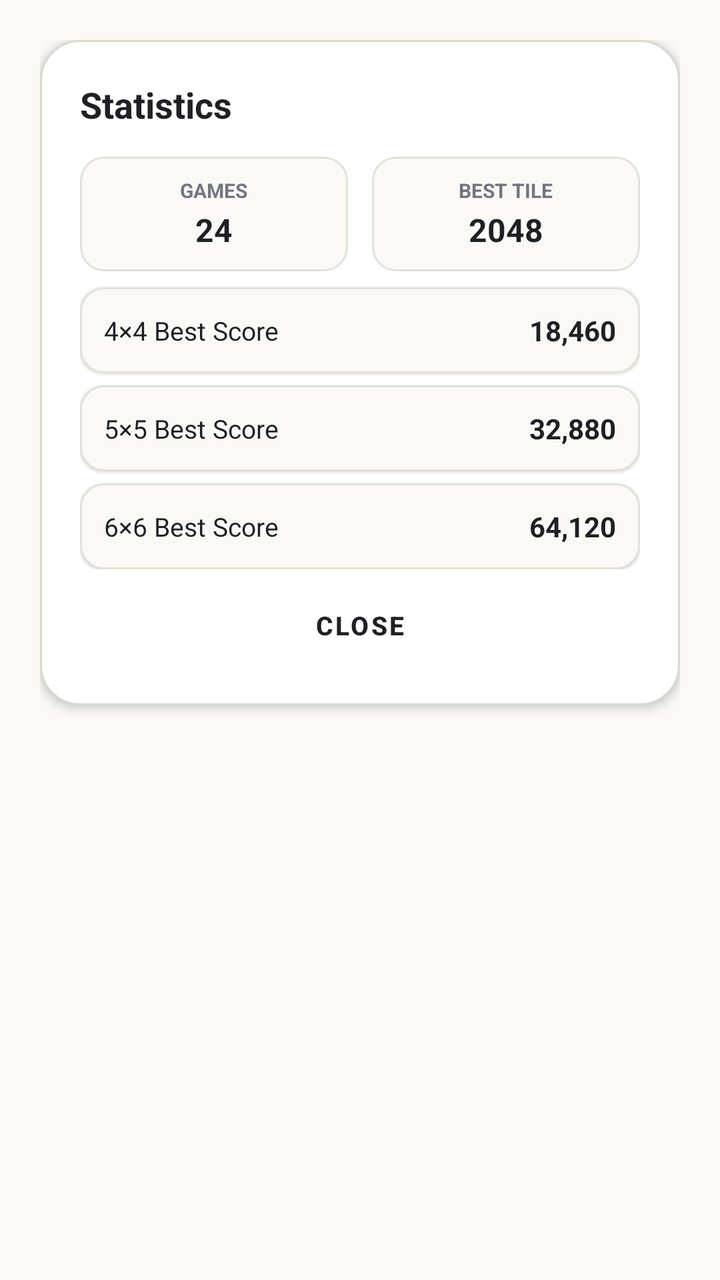
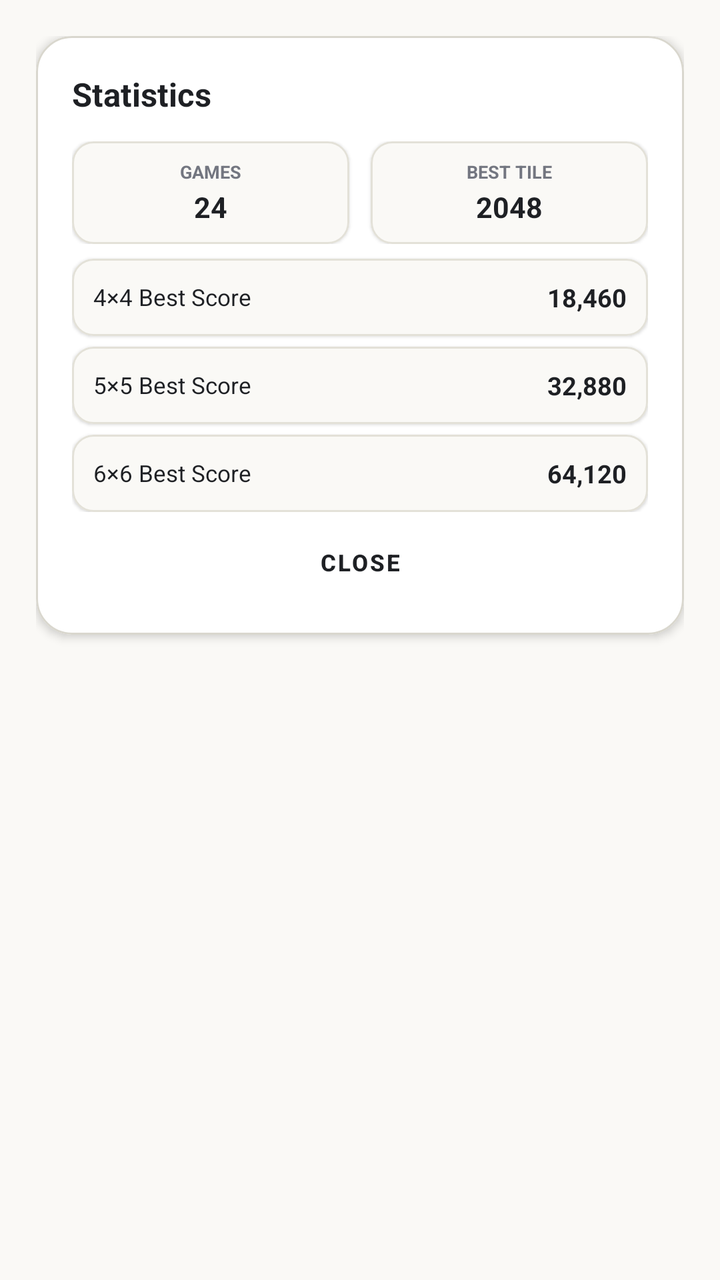

Two renders of the same Android screen: before a commit and after it. Below are the layout's source before the change and the commit's diff.
<!-- AndroidManifest.xml: application theme Theme.NumberBlocks -->
<!-- res/layout/dialog_career_stats.xml -->
<?xml version="1.0" encoding="utf-8"?>
<LinearLayout xmlns:android="http://schemas.android.com/apk/res/android"
    xmlns:app="http://schemas.android.com/apk/res-auto"
    android:layout_width="match_parent"
    android:layout_height="wrap_content"
    android:background="@android:color/transparent"
    android:orientation="vertical"
    android:padding="20dp">

    <com.google.android.material.card.MaterialCardView
        android:layout_width="match_parent"
        android:layout_height="wrap_content"
        app:cardBackgroundColor="#FFFFFF"
        app:cardCornerRadius="20dp"
        app:cardElevation="3dp"
        app:strokeColor="#D9D7CE"
        app:strokeWidth="1dp">

        <LinearLayout
            android:layout_width="match_parent"
            android:layout_height="wrap_content"
            android:orientation="vertical"
            android:padding="20dp">

            <TextView
                android:layout_width="wrap_content"
                android:layout_height="wrap_content"
                android:text="Statistics"
                android:textColor="#1E2024"
                android:textSize="18sp"
                android:textStyle="bold" />

            
            <LinearLayout
                android:layout_width="match_parent"
                android:layout_height="wrap_content"
                android:layout_marginTop="14dp"
                android:orientation="vertical">

                
                <LinearLayout
                    android:layout_width="match_parent"
                    android:layout_height="wrap_content"
                    android:orientation="horizontal">

                    <com.google.android.material.card.MaterialCardView
                        android:layout_width="0dp"
                        android:layout_height="wrap_content"
                        android:layout_weight="1"
                        android:layout_marginEnd="6dp"
                        app:cardBackgroundColor="#FAF9F6"
                        app:cardCornerRadius="12dp"
                        app:strokeColor="#E3E1D8"
                        app:strokeWidth="1dp">

                        <LinearLayout
                            android:layout_width="match_parent"
                            android:layout_height="wrap_content"
                            android:gravity="center"
                            android:orientation="vertical"
                            android:padding="10dp">

                            <TextView
                                android:layout_width="wrap_content"
                                android:layout_height="wrap_content"
                                android:text="GAMES"
                                android:textColor="#737680"
                                android:textSize="10sp"
                                android:textStyle="bold" />

                            <TextView
                                android:id="@+id/tv_stats_games_played"
                                android:layout_width="wrap_content"
                                android:layout_height="wrap_content"
                                android:layout_marginTop="2dp"
                                android:text="24"
                                android:textColor="#1E2024"
                                android:textSize="16sp"
                                android:textStyle="bold" />
                        </LinearLayout>
                    </com.google.android.material.card.MaterialCardView>

                    <com.google.android.material.card.MaterialCardView
                        android:layout_width="0dp"
                        android:layout_height="wrap_content"
                        android:layout_weight="1"
                        android:layout_marginStart="6dp"
                        app:cardBackgroundColor="#FAF9F6"
                        app:cardCornerRadius="12dp"
                        app:strokeColor="#E3E1D8"
                        app:strokeWidth="1dp">

                        <LinearLayout
                            android:layout_width="match_parent"
                            android:layout_height="wrap_content"
                            android:gravity="center"
                            android:orientation="vertical"
                            android:padding="10dp">

                            <TextView
                                android:layout_width="wrap_content"
                                android:layout_height="wrap_content"
                                android:text="BEST TILE"
                                android:textColor="#737680"
                                android:textSize="10sp"
                                android:textStyle="bold" />

                            <TextView
                                android:id="@+id/tv_stats_highest_tile"
                                android:layout_width="wrap_content"
                                android:layout_height="wrap_content"
                                android:layout_marginTop="2dp"
                                android:text="2048"
                                android:textColor="#1E2024"
                                android:textSize="16sp"
                                android:textStyle="bold" />
                        </LinearLayout>
                    </com.google.android.material.card.MaterialCardView>
                </LinearLayout>

                
                <com.google.android.material.card.MaterialCardView
                    android:layout_width="match_parent"
                    android:layout_height="wrap_content"
                    android:layout_marginTop="8dp"
                    app:cardBackgroundColor="#FAF9F6"
                    app:cardCornerRadius="12dp"
                    app:strokeColor="#E3E1D8"
                    app:strokeWidth="1dp">

                    <LinearLayout
                        android:layout_width="match_parent"
                        android:layout_height="wrap_content"
                        android:gravity="center_vertical"
                        android:orientation="horizontal"
                        android:padding="12dp">

                        <TextView
                            android:layout_width="0dp"
                            android:layout_height="wrap_content"
                            android:layout_weight="1"
                            android:text="4×4 Best Score"
                            android:textColor="#1E2024"
                            android:textSize="13sp" />

                        <TextView
                            android:id="@+id/tv_stats_best_4"
                            android:layout_width="wrap_content"
                            android:layout_height="wrap_content"
                            android:text="18,460"
                            android:textColor="#1E2024"
                            android:textSize="14sp"
                            android:textStyle="bold" />
                    </LinearLayout>
                </com.google.android.material.card.MaterialCardView>

                
                <com.google.android.material.card.MaterialCardView
                    android:layout_width="match_parent"
                    android:layout_height="wrap_content"
                    android:layout_marginTop="6dp"
                    app:cardBackgroundColor="#FAF9F6"
                    app:cardCornerRadius="12dp"
                    app:strokeColor="#E3E1D8"
                    app:strokeWidth="1dp">

                    <LinearLayout
                        android:layout_width="match_parent"
                        android:layout_height="wrap_content"
                        android:gravity="center_vertical"
                        android:orientation="horizontal"
                        android:padding="12dp">

                        <TextView
                            android:layout_width="0dp"
                            android:layout_height="wrap_content"
                            android:layout_weight="1"
                            android:text="5×5 Best Score"
                            android:textColor="#1E2024"
                            android:textSize="13sp" />

                        <TextView
                            android:id="@+id/tv_stats_best_5"
                            android:layout_width="wrap_content"
                            android:layout_height="wrap_content"
                            android:text="32,880"
                            android:textColor="#1E2024"
                            android:textSize="14sp"
                            android:textStyle="bold" />
                    </LinearLayout>
                </com.google.android.material.card.MaterialCardView>

                
                <com.google.android.material.card.MaterialCardView
                    android:layout_width="match_parent"
                    android:layout_height="wrap_content"
                    android:layout_marginTop="6dp"
                    app:cardBackgroundColor="#FAF9F6"
                    app:cardCornerRadius="12dp"
                    app:strokeColor="#E3E1D8"
                    app:strokeWidth="1dp">

                    <LinearLayout
                        android:layout_width="match_parent"
                        android:layout_height="wrap_content"
                        android:gravity="center_vertical"
                        android:orientation="horizontal"
                        android:padding="12dp">

                        <TextView
                            android:layout_width="0dp"
                            android:layout_height="wrap_content"
                            android:layout_weight="1"
                            android:text="6×6 Best Score"
                            android:textColor="#1E2024"
                            android:textSize="13sp" />

                        <TextView
                            android:id="@+id/tv_stats_best_6"
                            android:layout_width="wrap_content"
                            android:layout_height="wrap_content"
                            android:text="64,120"
                            android:textColor="#1E2024"
                            android:textSize="14sp"
                            android:textStyle="bold" />
                    </LinearLayout>
                </com.google.android.material.card.MaterialCardView>

            </LinearLayout>

            <Button
                android:id="@+id/btn_close_stats"
                style="@style/Widget.MaterialComponents.Button.TextButton"
                android:layout_width="match_parent"
                android:layout_height="40dp"
                android:layout_marginTop="8dp"
                android:text="Close"
                android:textColor="#1E2024"
                android:textSize="13sp"
                android:textStyle="bold" />

        </LinearLayout>
    </com.google.android.material.card.MaterialCardView>
</LinearLayout>
<!-- resources referenced by this layout -->
<resources>
  <style name="Theme.NumberBlocks" parent="Theme.MaterialComponents.DayNight.NoActionBar">
          <item name="colorPrimary">@color/primary</item>
          <item name="colorPrimaryVariant">@color/primary_variant</item>
          <item name="colorSecondary">@color/secondary</item>
          <item name="android:statusBarColor">@color/background</item>
          <item name="android:navigationBarColor">@color/background</item>
          <item name="android:windowBackground">@color/background</item>
      </style>
  <color name="primary">#1E2024</color>
  <color name="primary_variant">#161719</color>
  <color name="secondary">#5A5D66</color>
  <color name="background">#FAF9F6</color>
</resources>

<!-- the commit's change to res/layout/dialog_career_stats.xml (unified diff, before → after) -->
@@ -5,36 +5,36 @@
     android:layout_height="wrap_content"
     android:background="@android:color/transparent"
     android:orientation="vertical"
-    android:padding="20dp">
+    android:padding="@dimen/dp_20">
 
     <com.google.android.material.card.MaterialCardView
         android:layout_width="match_parent"
         android:layout_height="wrap_content"
         app:cardBackgroundColor="#FFFFFF"
-        app:cardCornerRadius="20dp"
-        app:cardElevation="3dp"
+        app:cardCornerRadius="@dimen/dp_20"
+        app:cardElevation="@dimen/dp_3"
         app:strokeColor="#D9D7CE"
-        app:strokeWidth="1dp">
+        app:strokeWidth="@dimen/dp_1">
 
         <LinearLayout
             android:layout_width="match_parent"
             android:layout_height="wrap_content"
             android:orientation="vertical"
-            android:padding="20dp">
+            android:padding="@dimen/dp_20">
 
             <TextView
                 android:layout_width="wrap_content"
                 android:layout_height="wrap_content"
                 android:text="Statistics"
                 android:textColor="#1E2024"
-                android:textSize="18sp"
+                android:textSize="@dimen/sp_18"
                 android:textStyle="bold" />
 
             
             <LinearLayout
                 android:layout_width="match_parent"
                 android:layout_height="wrap_content"
-                android:layout_marginTop="14dp"
+                android:layout_marginTop="@dimen/dp_14"
                 android:orientation="vertical">
 
                 
@@ -47,35 +47,35 @@
                         android:layout_width="0dp"
                         android:layout_height="wrap_content"
                         android:layout_weight="1"
-                        android:layout_marginEnd="6dp"
+                        android:layout_marginEnd="@dimen/dp_6"
                         app:cardBackgroundColor="#FAF9F6"
-                        app:cardCornerRadius="12dp"
+                        app:cardCornerRadius="@dimen/dp_12"
                         app:strokeColor="#E3E1D8"
-                        app:strokeWidth="1dp">
+                        app:strokeWidth="@dimen/dp_1">
 
                         <LinearLayout
                             android:layout_width="match_parent"
                             android:layout_height="wrap_content"
                             android:gravity="center"
                             android:orientation="vertical"
-                            android:padding="10dp">
+                            android:padding="@dimen/dp_10">
 
                             <TextView
                                 android:layout_width="wrap_content"
                                 android:layout_height="wrap_content"
                                 android:text="GAMES"
                                 android:textColor="#737680"
-                                android:textSize="10sp"
+                                android:textSize="@dimen/sp_10"
                                 android:textStyle="bold" />
 
                             <TextView
                                 android:id="@+id/tv_stats_games_played"
                                 android:layout_width="wrap_content"
                                 android:layout_height="wrap_content"
-                                android:layout_marginTop="2dp"
+                                android:layout_marginTop="@dimen/dp_2"
                                 android:text="24"
                                 android:textColor="#1E2024"
-                                android:textSize="16sp"
+                                android:textSize="@dimen/sp_16"
                                 android:textStyle="bold" />
                         </LinearLayout>
                     </com.google.android.material.card.MaterialCardView>
@@ -84,35 +84,35 @@
                         android:layout_width="0dp"
                         android:layout_height="wrap_content"
                         android:layout_weight="1"
-                        android:layout_marginStart="6dp"
+                        android:layout_marginStart="@dimen/dp_6"
                         app:cardBackgroundColor="#FAF9F6"
-                        app:cardCornerRadius="12dp"
+                        app:cardCornerRadius="@dimen/dp_12"
                         app:strokeColor="#E3E1D8"
-                        app:strokeWidth="1dp">
+                        app:strokeWidth="@dimen/dp_1">
 
                         <LinearLayout
                             android:layout_width="match_parent"
                             android:layout_height="wrap_content"
                             android:gravity="center"
                             android:orientation="vertical"
-                            android:padding="10dp">
+                            android:padding="@dimen/dp_10">
 
                             <TextView
                                 android:layout_width="wrap_content"
                                 android:layout_height="wrap_content"
                                 android:text="BEST TILE"
                                 android:textColor="#737680"
-                                android:textSize="10sp"
+                                android:textSize="@dimen/sp_10"
                                 android:textStyle="bold" />
 
                             <TextView
                                 android:id="@+id/tv_stats_highest_tile"
                                 android:layout_width="wrap_content"
                                 android:layout_height="wrap_content"
-                                android:layout_marginTop="2dp"
+                                android:layout_marginTop="@dimen/dp_2"
                                 android:text="2048"
                                 android:textColor="#1E2024"
-                                android:textSize="16sp"
+                                android:textSize="@dimen/sp_16"
                                 android:textStyle="bold" />
                         </LinearLayout>
                     </com.google.android.material.card.MaterialCardView>
@@ -122,18 +122,18 @@
                 <com.google.android.material.card.MaterialCardView
                     android:layout_width="match_parent"
                     android:layout_height="wrap_content"
-                    android:layout_marginTop="8dp"
+                    android:layout_marginTop="@dimen/dp_8"
                     app:cardBackgroundColor="#FAF9F6"
-                    app:cardCornerRadius="12dp"
+                    app:cardCornerRadius="@dimen/dp_12"
                     app:strokeColor="#E3E1D8"
-                    app:strokeWidth="1dp">
+                    app:strokeWidth="@dimen/dp_1">
 
                     <LinearLayout
                         android:layout_width="match_parent"
                         android:layout_height="wrap_content"
                         android:gravity="center_vertical"
                         android:orientation="horizontal"
-                        android:padding="12dp">
+                        android:padding="@dimen/dp_12">
 
                         <TextView
                             android:layout_width="0dp"
@@ -141,7 +141,7 @@
                             android:layout_weight="1"
                             android:text="4×4 Best Score"
                             android:textColor="#1E2024"
-                            android:textSize="13sp" />
+                            android:textSize="@dimen/sp_13" />
 
                         <TextView
                             android:id="@+id/tv_stats_best_4"
@@ -149,7 +149,7 @@
                             android:layout_height="wrap_content"
                             android:text="18,460"
                             android:textColor="#1E2024"
-                            android:textSize="14sp"
+                            android:textSize="@dimen/sp_14"
                             android:textStyle="bold" />
                     </LinearLayout>
                 </com.google.android.material.card.MaterialCardView>
@@ -158,18 +158,18 @@
                 <com.google.android.material.card.MaterialCardView
                     android:layout_width="match_parent"
                     android:layout_height="wrap_content"
-                    android:layout_marginTop="6dp"
+                    android:layout_marginTop="@dimen/dp_6"
                     app:cardBackgroundColor="#FAF9F6"
-                    app:cardCornerRadius="12dp"
+                    app:cardCornerRadius="@dimen/dp_12"
                     app:strokeColor="#E3E1D8"
-                    app:strokeWidth="1dp">
+                    app:strokeWidth="@dimen/dp_1">
 
                     <LinearLayout
                         android:layout_width="match_parent"
                         android:layout_height="wrap_content"
                         android:gravity="center_vertical"
                         android:orientation="horizontal"
-                        android:padding="12dp">
+                        android:padding="@dimen/dp_12">
 
                         <TextView
                             android:layout_width="0dp"
@@ -177,7 +177,7 @@
                             android:layout_weight="1"
                             android:text="5×5 Best Score"
                             android:textColor="#1E2024"
-                            android:textSize="13sp" />
+                            android:textSize="@dimen/sp_13" />
 
                         <TextView
                             android:id="@+id/tv_stats_best_5"
@@ -185,7 +185,7 @@
                             android:layout_height="wrap_content"
                             android:text="32,880"
                             android:textColor="#1E2024"
-                            android:textSize="14sp"
+                            android:textSize="@dimen/sp_14"
                             android:textStyle="bold" />
                     </LinearLayout>
                 </com.google.android.material.card.MaterialCardView>
@@ -194,18 +194,18 @@
                 <com.google.android.material.card.MaterialCardView
                     android:layout_width="match_parent"
                     android:layout_height="wrap_content"
-                    android:layout_marginTop="6dp"
+                    android:layout_marginTop="@dimen/dp_6"
                     app:cardBackgroundColor="#FAF9F6"
-                    app:cardCornerRadius="12dp"
+                    app:cardCornerRadius="@dimen/dp_12"
                     app:strokeColor="#E3E1D8"
-                    app:strokeWidth="1dp">
+                    app:strokeWidth="@dimen/dp_1">
 
                     <LinearLayout
                         android:layout_width="match_parent"
                         android:layout_height="wrap_content"
                         android:gravity="center_vertical"
                         android:orientation="horizontal"
-                        android:padding="12dp">
+                        android:padding="@dimen/dp_12">
 
                         <TextView
                             android:layout_width="0dp"
@@ -213,7 +213,7 @@
                             android:layout_weight="1"
                             android:text="6×6 Best Score"
                             android:textColor="#1E2024"
-                            android:textSize="13sp" />
+                            android:textSize="@dimen/sp_13" />
 
                         <TextView
                             android:id="@+id/tv_stats_best_6"
@@ -221,7 +221,7 @@
                             android:layout_height="wrap_content"
                             android:text="64,120"
                             android:textColor="#1E2024"
-                            android:textSize="14sp"
+                            android:textSize="@dimen/sp_14"
                             android:textStyle="bold" />
                     </LinearLayout>
                 </com.google.android.material.card.MaterialCardView>
@@ -232,11 +232,11 @@
                 android:id="@+id/btn_close_stats"
                 style="@style/Widget.MaterialComponents.Button.TextButton"
                 android:layout_width="match_parent"
-                android:layout_height="40dp"
-                android:layout_marginTop="8dp"
+                android:layout_height="@dimen/dp_40"
+                android:layout_marginTop="@dimen/dp_8"
                 android:text="Close"
                 android:textColor="#1E2024"
-                android:textSize="13sp"
+                android:textSize="@dimen/sp_13"
                 android:textStyle="bold" />
 
         </LinearLayout>
<!-- resource entries referenced after the edit -->
@@ -1,5 +1,20 @@
 <!-- resources referenced by this layout -->
 <resources>
+  <dimen name="dp_1">1.00dp</dimen>
+  <dimen name="dp_10">10.00dp</dimen>
+  <dimen name="dp_12">12.00dp</dimen>
+  <dimen name="dp_14">14.00dp</dimen>
+  <dimen name="dp_2">2.00dp</dimen>
+  <dimen name="dp_20">20.00dp</dimen>
+  <dimen name="dp_3">3.00dp</dimen>
+  <dimen name="dp_40">40.00dp</dimen>
+  <dimen name="dp_6">6.00dp</dimen>
+  <dimen name="dp_8">8.00dp</dimen>
+  <dimen name="sp_10">10.00sp</dimen>
+  <dimen name="sp_13">13.00sp</dimen>
+  <dimen name="sp_14">14.00sp</dimen>
+  <dimen name="sp_16">16.00sp</dimen>
+  <dimen name="sp_18">18.00sp</dimen>
   <style name="Theme.NumberBlocks" parent="Theme.MaterialComponents.DayNight.NoActionBar">
           <item name="colorPrimary">@color/primary</item>
           <item name="colorPrimaryVariant">@color/primary_variant</item>
